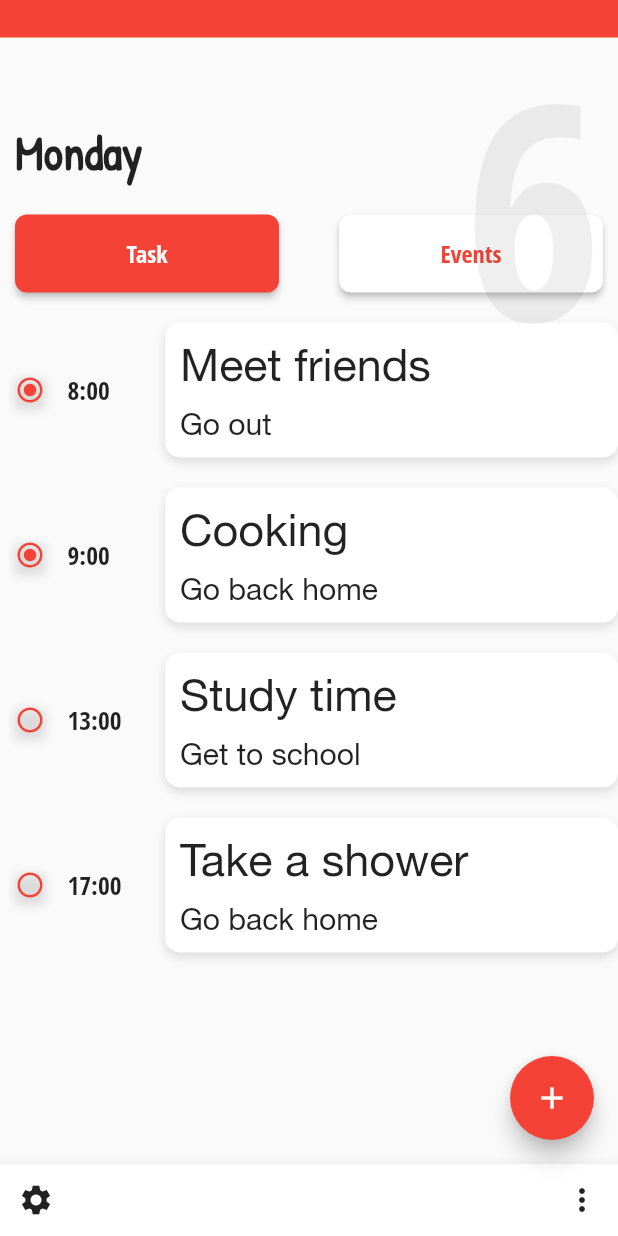
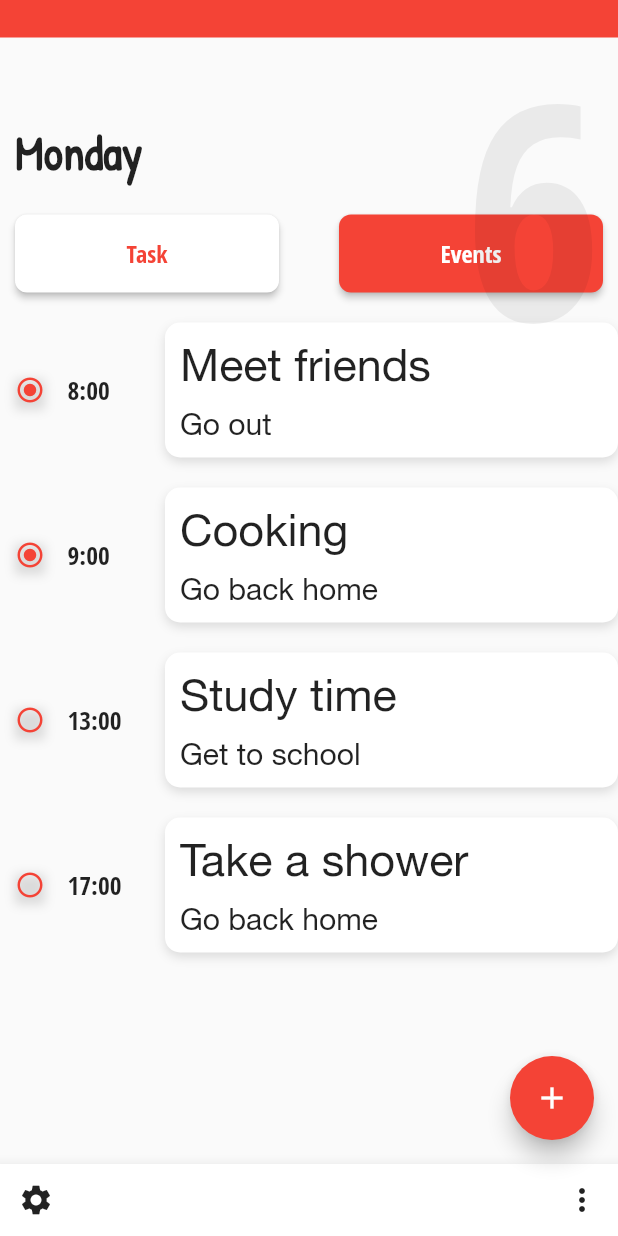
Before and after one commit to hieuvts/ToDoListManager, a Flutter app: the screen it shows after launch, swiped to page 2, on a phone screen of 412 x 824 dp. Run offline on Flutter 3.47's test engine with Material 2 defaults, Android fonts, the phone set to English and light mode, and no system bars.

```diff
--- a/lib/main.dart
+++ b/lib/main.dart
@@ -28,8 +28,18 @@ class MyHomePage extends StatefulWidget {
 }
 
 class _MyHomePageState extends State<MyHomePage> {
+  PageController _pageController = PageController();
+  //Do _pageController.page tra ve kieu double
+  //Mac dinh luc chay app se hien thi TaskPage <=> 0
+  double _currentPage = 0;
+
   @override
   Widget build(BuildContext context) {
+    _pageController.addListener(() {
+      setState(() {
+        _currentPage = _pageController.page;
+      });
+    });
     return Scaffold(
         body: Stack(
           children: <Widget>[
@@ -44,12 +54,11 @@ class _MyHomePageState extends State<MyHomePage> {
               right: 10,
               child: Text(
                 "6",
-                    style: TextStyle(fontSize:200, color: Color(0x10000000)),
+                style: TextStyle(fontSize: 200, color: Color(0x10000000)),
               ),
             ),
           ],
         ),
-
         floatingActionButton: FloatingActionButton(
           onPressed: () {
             showDialog(
@@ -58,13 +67,10 @@ class _MyHomePageState extends State<MyHomePage> {
                 context: context,
                 builder: (BuildContext context) {
                   return Dialog(
-                  child: AddTask(),
+                      child: _currentPage == 0 ? AddTask() : AddEvent(),
                       shape: RoundedRectangleBorder(
-                    borderRadius: BorderRadius.all(Radius.circular(10))
-                    )
-                    );
-              }
-            );
+                          borderRadius: BorderRadius.all(Radius.circular(10))));
+                });
           },
           child: Icon(Icons.add),
         ),
@@ -100,7 +106,11 @@ class _MyHomePageState extends State<MyHomePage> {
           padding: const EdgeInsets.all(10.0),
           child: Text(
             "Monday",
-              style: TextStyle(fontWeight: FontWeight.bold, fontSize: 32, fontFamily: "PatrickHand",),
+            style: TextStyle(
+              fontWeight: FontWeight.bold,
+              fontSize: 32,
+              fontFamily: "PatrickHand",
+            ),
           ),
         ),
         //Nut Task
@@ -110,37 +120,54 @@ class _MyHomePageState extends State<MyHomePage> {
         ),
         Expanded(
           //Tao 1 pageview vuot trai/phai de chuyen Screen
-            child: PageView(children: <Widget>[TaskScreen(), EventScreen()],),
+          child: PageView(
+            controller: _pageController,
+            children: <Widget>[TaskScreen(), EventScreen()],
+          ),
         )
       ],
     );
   }
-
 
   Widget _button(BuildContext context) {
     return Row(
       children: <Widget>[
         Expanded(
             child: CustomButton(
-            onPressed: (){},
-            textColor: Colors.white,
-            buttonColor: Theme.of(context).accentColor,
-            buttonText: "Task", )
-        ),
+          onPressed: () {
+            _pageController.previousPage(
+              duration: Duration(milliseconds: 450),
+              curve: Curves.easeInOut,
+            );
+          },
+          //Neu page hien tai la TaskPage (0) thi button mau do, chu mau trang
+          textColor:
+              _currentPage == 0 ? Colors.white : Theme.of(context).accentColor,
+          buttonColor:
+              _currentPage == 0 ? Theme.of(context).accentColor : Colors.white,
+          buttonText: "Task",
+        )),
         SizedBox(
           width: 40,
         ),
         Expanded(
           child: CustomButton(
-            onPressed: (){},
-            textColor: Theme.of(context).accentColor,
-            buttonColor:  Colors.white,
+            onPressed: () {
+            _pageController.nextPage(
+              duration: Duration(milliseconds: 450),
+              curve: Curves.easeInOut,
+            );
+            },
+            textColor: _currentPage == 0
+                ? Theme.of(context).accentColor
+                : Colors.white,
+            buttonColor: _currentPage == 0
+                ? Colors.white
+                : Theme.of(context).accentColor,
             buttonText: "Events",
           ),
         ),
       ],
     );
   }
-
-
 }
```
Lines whose indentation alone changed are shown as unchanged.
